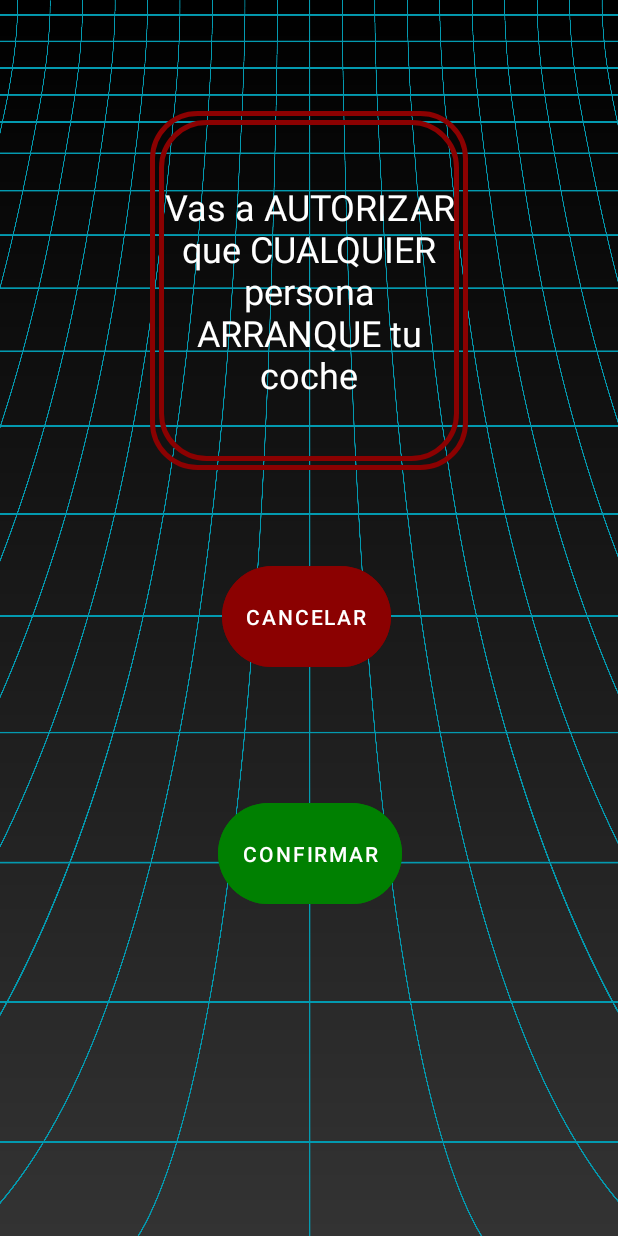
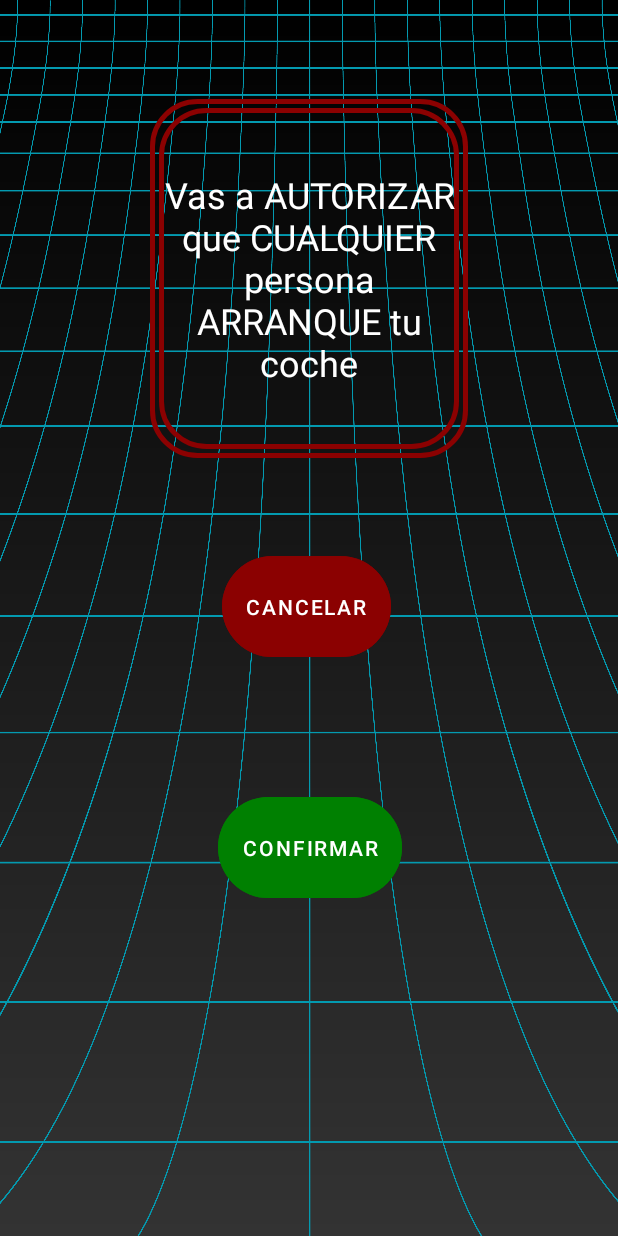
Before and after one commit to Esmecarbea/TFCCarlosFdezIESBarajas15, an Android app: the ModoTallerActivity screen opened directly, with no data from a screen before it, on a phone screen of 412 x 824 dp. Run offline under Robolectric (Android 15) with nearby library versions, the phone set to English and light mode, and no system bars.

```diff
--- a/app/src/main/res/layout/activity_modo_taller.xml
+++ b/app/src/main/res/layout/activity_modo_taller.xml
@@ -25,7 +25,7 @@
         android:layout_width="wrap_content"
         android:layout_height="wrap_content"
         android:orientation="horizontal"
-        app:layout_constraintGuide_percent="0.09" />
+        app:layout_constraintGuide_percent="0.08" />
 
     <TextView
         android:id="@+id/texto_modo_taller"
```
